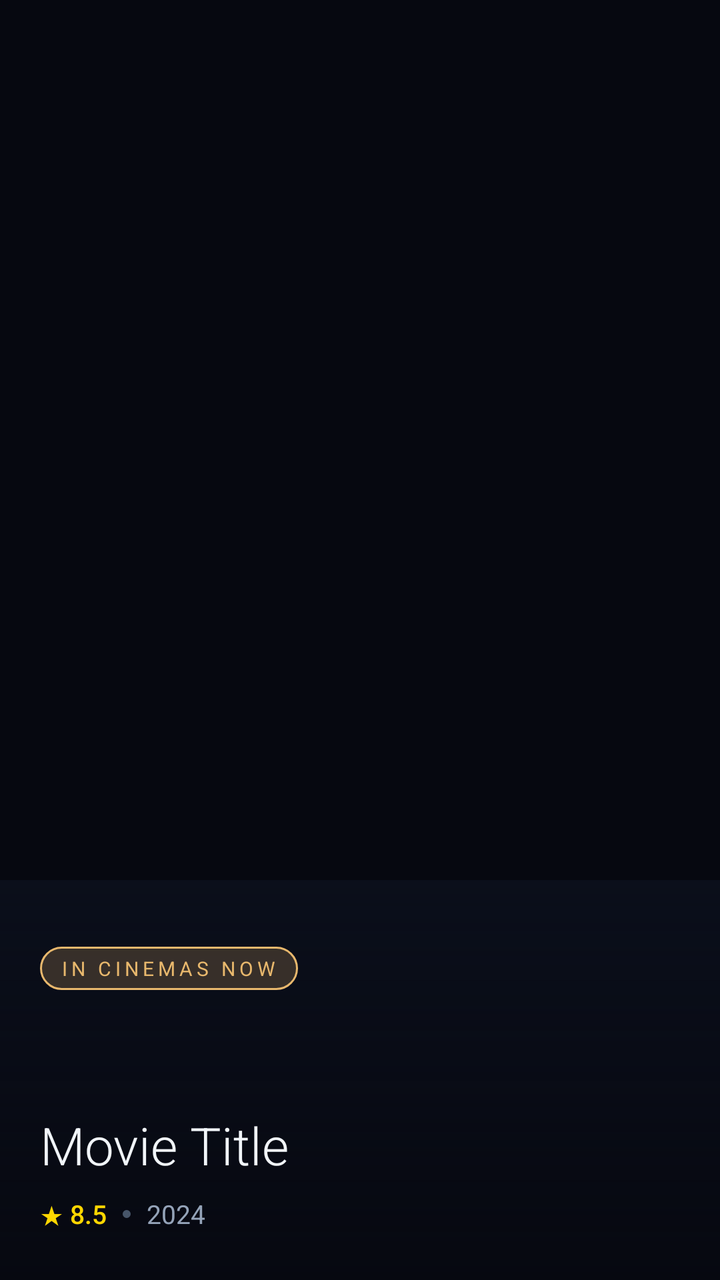
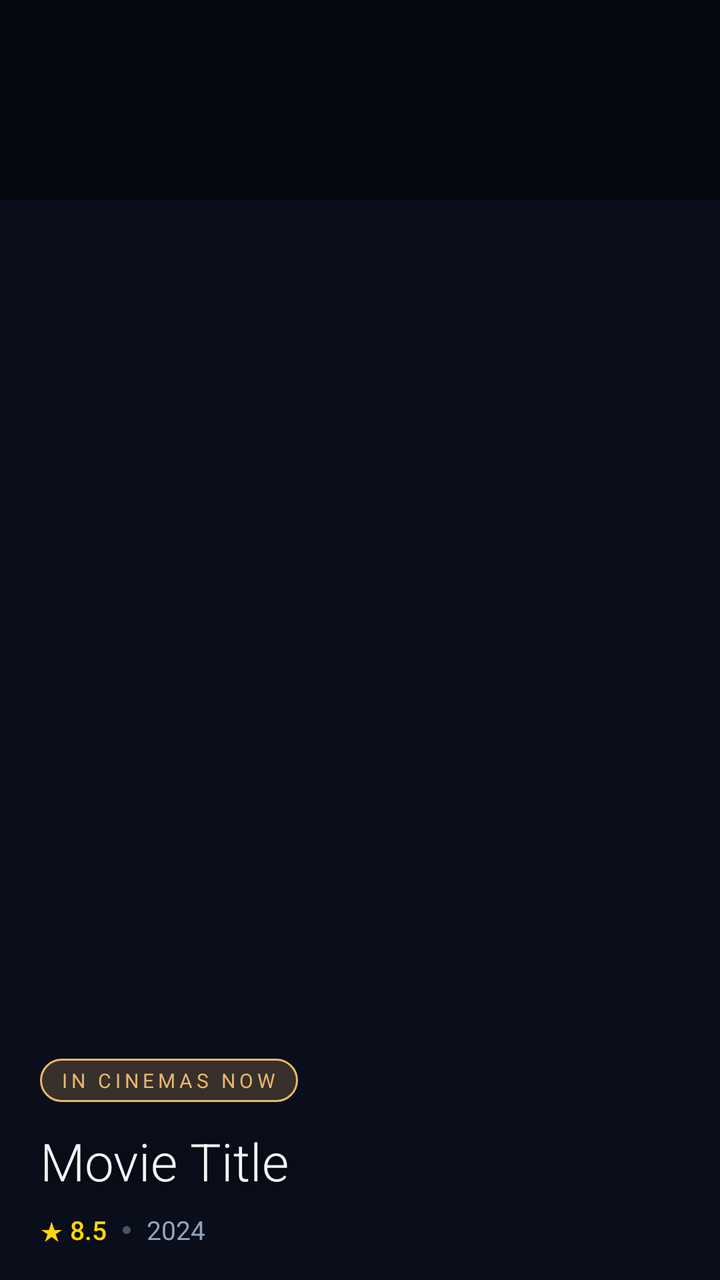

Compare the two renders of this Android layout. The source of the first and the diff that turns it into the second are given below.
<!-- AndroidManifest.xml: application theme Theme.Reely.NightCinema -->
<!-- res/layout/item_hero_banner.xml -->
<?xml version="1.0" encoding="utf-8"?>
<androidx.constraintlayout.widget.ConstraintLayout
    xmlns:android="http://schemas.android.com/apk/res/android"
    xmlns:app="http://schemas.android.com/apk/res-auto"
    android:layout_width="match_parent"
    android:layout_height="match_parent">

    <ImageView
        android:id="@+id/ivHeroBackdrop"
        android:layout_width="match_parent"
        android:layout_height="match_parent"
        android:scaleType="centerCrop"
        android:contentDescription="@string/content_description_backdrop"
        app:layout_constraintTop_toTopOf="parent"
        app:layout_constraintBottom_toBottomOf="parent" />

    <View
        android:layout_width="match_parent"
        android:layout_height="match_parent"
        android:background="@color/scrim_medium" />

    <View
        android:layout_width="match_parent"
        android:layout_height="200dp"
        android:background="@drawable/bg_hero_gradient_overlay"
        app:layout_constraintBottom_toBottomOf="parent" />

    <TextView
        android:id="@+id/tvHeroLabel"
        android:layout_width="wrap_content"
        android:layout_height="wrap_content"
        android:text="@string/home_hero_label"
        android:textSize="10sp"
        android:letterSpacing="0.2"
        android:textAllCaps="true"
        android:textColor="@color/night_accent_primary"
        android:paddingHorizontal="10dp"
        android:paddingVertical="4dp"
        android:background="@drawable/bg_hero_label_badge"
        android:layout_marginStart="20dp"
        android:layout_marginBottom="60dp"
        app:layout_constraintStart_toStartOf="parent"
        app:layout_constraintBottom_toTopOf="@id/tvHeroTitle" />

    <TextView
        android:id="@+id/tvHeroTitle"
        android:layout_width="0dp"
        android:layout_height="wrap_content"
        android:text="Movie Title"
        android:textSize="26sp"
        android:textColor="@color/night_text_primary"
        android:fontFamily="sans-serif-light"
        android:maxLines="2"
        android:ellipsize="end"
        android:layout_marginHorizontal="20dp"
        android:layout_marginBottom="8dp"
        app:layout_constraintStart_toStartOf="parent"
        app:layout_constraintEnd_toEndOf="parent"
        app:layout_constraintBottom_toTopOf="@id/layoutHeroMeta" />

    <LinearLayout
        android:id="@+id/layoutHeroMeta"
        android:layout_width="wrap_content"
        android:layout_height="wrap_content"
        android:orientation="horizontal"
        android:gravity="center_vertical"
        android:layout_marginStart="20dp"
        android:layout_marginBottom="24dp"
        app:layout_constraintStart_toStartOf="parent"
        app:layout_constraintBottom_toBottomOf="parent">

        <TextView
            android:id="@+id/tvHeroRating"
            android:layout_width="wrap_content"
            android:layout_height="wrap_content"
            android:text="★ 8.5"
            android:textSize="13sp"
            android:textColor="@color/rating_star"
            android:fontFamily="sans-serif-medium" />

        <View
            android:layout_width="4dp"
            android:layout_height="4dp"
            android:background="@drawable/shape_dot"
            android:layout_marginHorizontal="8dp" />

        <TextView
            android:id="@+id/tvHeroYear"
            android:layout_width="wrap_content"
            android:layout_height="wrap_content"
            android:text="2024"
            android:textSize="13sp"
            android:textColor="@color/night_text_secondary" />

    </LinearLayout>

</androidx.constraintlayout.widget.ConstraintLayout>
<!-- resources referenced by this layout -->
<resources>
  <color name="night_accent_primary">#E8B86D</color>
  <color name="night_text_primary">#F1F5F9</color>
  <color name="night_text_secondary">#94A3B8</color>
  <color name="rating_star">#FFD700</color>
  <color name="scrim_medium">#66000000</color>
  <!-- drawable bg_hero_gradient_overlay (drawable) -->
  <?xml version="1.0" encoding="utf-8"?>
  <shape xmlns:android="http://schemas.android.com/apk/res/android">
      <gradient
          android:type="linear"
          android:angle="270"
          android:startColor="@color/night_bg_primary"
          android:endColor="@color/transparent" />
  </shape>
  <!-- drawable bg_hero_label_badge (drawable) -->
  <?xml version="1.0" encoding="utf-8"?>
  <shape xmlns:android="http://schemas.android.com/apk/res/android">
      <solid android:color="#33E8B86D" />
      <stroke android:width="1dp" android:color="@color/night_accent_primary" />
      <corners android:radius="100dp" />
  </shape>
  <!-- drawable shape_dot (drawable) -->
  <?xml version="1.0" encoding="utf-8"?>
  <shape xmlns:android="http://schemas.android.com/apk/res/android"
      android:shape="oval">
      <solid android:color="@color/night_text_hint" />
  </shape>
  <string name="content_description_backdrop">Movie backdrop</string>
  <string name="home_hero_label">In Cinemas Now</string>
  <style name="Theme.Reely.NightCinema" parent="Theme.Material3.Dark.NoActionBar">
          <item name="colorPrimary">@color/night_accent_primary</item>
          <item name="colorOnPrimary">@color/night_bg_primary</item>
          <item name="colorSecondary">@color/night_accent_teal</item>
          <item name="colorOnSecondary">@color/night_bg_primary</item>
          <item name="android:colorBackground">@color/night_bg_primary</item>
          <item name="colorSurface">@color/night_bg_card</item>
          <item name="colorOnBackground">@color/night_text_primary</item>
          <item name="colorOnSurface">@color/night_text_primary</item>
          <item name="android:statusBarColor">@color/night_bg_primary</item>
          <item name="android:navigationBarColor">@color/night_nav_background</item>
          <item name="android:windowLightStatusBar">false</item>
          <item name="android:windowBackground">@color/night_bg_primary</item>
          <item name="android:textColorPrimary">@color/night_text_primary</item>
          <item name="android:textColorSecondary">@color/night_text_secondary</item>
          <item name="android:textColorHint">@color/night_text_hint</item>
      </style>
  <color name="night_bg_primary">#0A0E1A</color>
  <color name="transparent">#00000000</color>
  <color name="night_text_hint">#475569</color>
  <color name="night_accent_teal">#2DD4BF</color>
  <color name="night_bg_card">#141927</color>
  <color name="night_nav_background">#0F1420</color>
</resources>

<!-- the commit's change to res/layout/item_hero_banner.xml (unified diff, before → after) -->
@@ -3,8 +3,10 @@
     xmlns:android="http://schemas.android.com/apk/res/android"
     xmlns:app="http://schemas.android.com/apk/res-auto"
     android:layout_width="match_parent"
-    android:layout_height="match_parent">
+    android:layout_height="match_parent"
+    android:background="@color/night_bg_primary">
 
+    
     <ImageView
         android:id="@+id/ivHeroBackdrop"
         android:layout_width="match_parent"
@@ -14,17 +16,14 @@
         app:layout_constraintTop_toTopOf="parent"
         app:layout_constraintBottom_toBottomOf="parent" />
 
+    
     <View
         android:layout_width="match_parent"
-        android:layout_height="match_parent"
-        android:background="@color/scrim_medium" />
+        android:layout_height="100dp"
+        android:background="#66000000"
+        app:layout_constraintTop_toTopOf="parent" />
 
-    <View
-        android:layout_width="match_parent"
-        android:layout_height="200dp"
-        android:background="@drawable/bg_hero_gradient_overlay"
-        app:layout_constraintBottom_toBottomOf="parent" />
-
+    
     <TextView
         android:id="@+id/tvHeroLabel"
         android:layout_width="wrap_content"
@@ -38,10 +37,11 @@
         android:paddingVertical="4dp"
         android:background="@drawable/bg_hero_label_badge"
         android:layout_marginStart="20dp"
-        android:layout_marginBottom="60dp"
+        android:layout_marginBottom="12dp"
         app:layout_constraintStart_toStartOf="parent"
         app:layout_constraintBottom_toTopOf="@id/tvHeroTitle" />
 
+    
     <TextView
         android:id="@+id/tvHeroTitle"
         android:layout_width="0dp"
@@ -52,12 +52,17 @@
         android:fontFamily="sans-serif-light"
         android:maxLines="2"
         android:ellipsize="end"
+        android:shadowColor="#99000000"
+        android:shadowDx="0"
+        android:shadowDy="1"
+        android:shadowRadius="8"
         android:layout_marginHorizontal="20dp"
         android:layout_marginBottom="8dp"
         app:layout_constraintStart_toStartOf="parent"
         app:layout_constraintEnd_toEndOf="parent"
         app:layout_constraintBottom_toTopOf="@id/layoutHeroMeta" />
 
+    
     <LinearLayout
         android:id="@+id/layoutHeroMeta"
         android:layout_width="wrap_content"
@@ -65,7 +70,7 @@
         android:orientation="horizontal"
         android:gravity="center_vertical"
         android:layout_marginStart="20dp"
-        android:layout_marginBottom="24dp"
+        android:layout_marginBottom="16dp"
         app:layout_constraintStart_toStartOf="parent"
         app:layout_constraintBottom_toBottomOf="parent">
 
<!-- resource entries referenced after the edit -->
@@ -4,16 +4,6 @@
   <color name="night_text_primary">#F1F5F9</color>
   <color name="night_text_secondary">#94A3B8</color>
   <color name="rating_star">#FFD700</color>
-  <color name="scrim_medium">#66000000</color>
-  <!-- drawable bg_hero_gradient_overlay (drawable) -->
-  <?xml version="1.0" encoding="utf-8"?>
-  <shape xmlns:android="http://schemas.android.com/apk/res/android">
-      <gradient
-          android:type="linear"
-          android:angle="270"
-          android:startColor="@color/night_bg_primary"
-          android:endColor="@color/transparent" />
-  </shape>
   <!-- drawable bg_hero_label_badge (drawable) -->
   <?xml version="1.0" encoding="utf-8"?>
   <shape xmlns:android="http://schemas.android.com/apk/res/android">
@@ -47,7 +37,6 @@
           <item name="android:textColorHint">@color/night_text_hint</item>
       </style>
   <color name="night_bg_primary">#0A0E1A</color>
-  <color name="transparent">#00000000</color>
   <color name="night_text_hint">#475569</color>
   <color name="night_accent_teal">#2DD4BF</color>
   <color name="night_bg_card">#141927</color>
